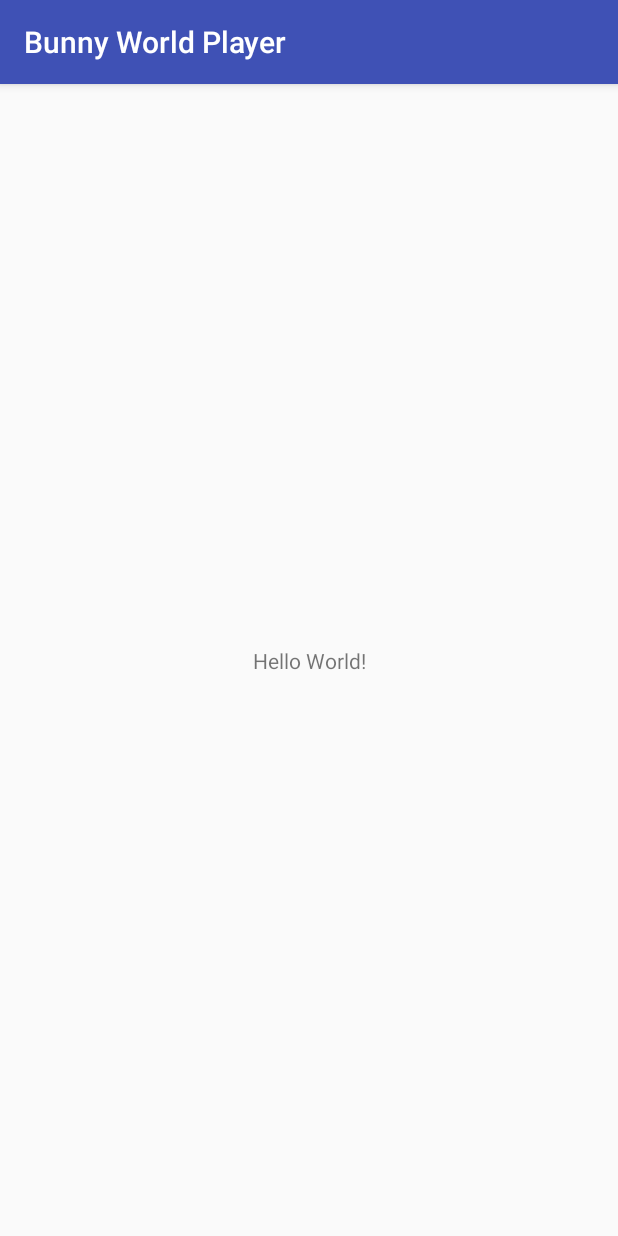
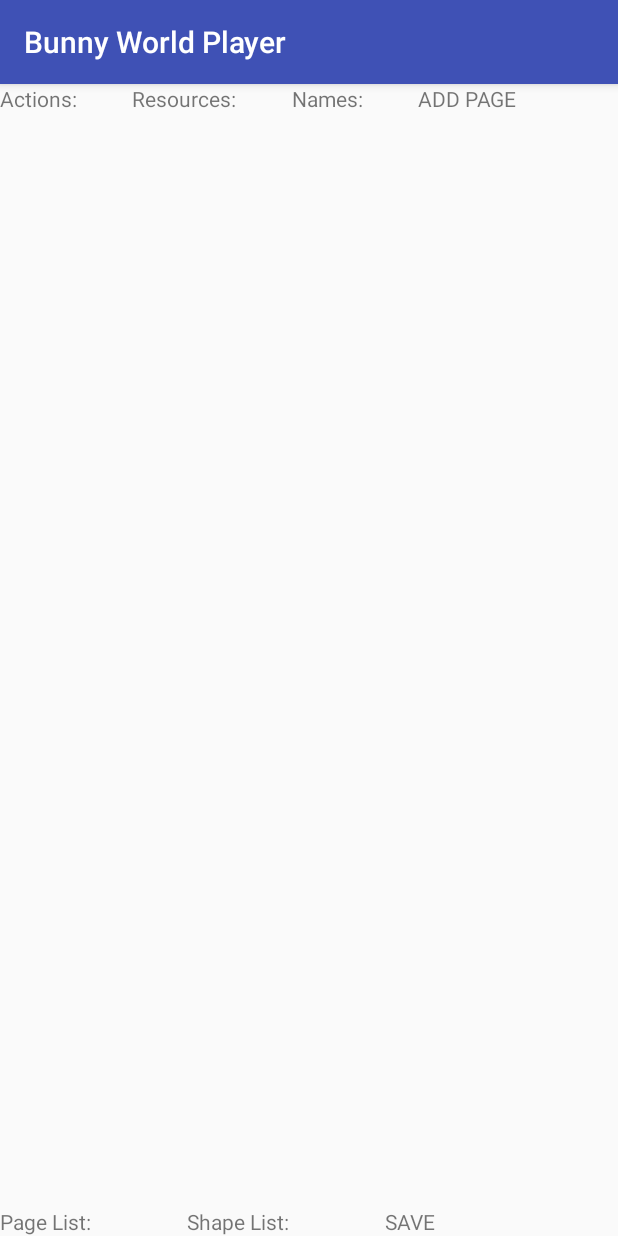
Before and after one commit to scrollingfall/AndroidGameProject, an Android app: the screen it shows after launch (MainActivity), on a phone screen of 412 x 824 dp. Run offline under Robolectric (Android 15) with nearby library versions, the phone set to English and light mode, and no system bars.

Commit message:
Started xml
rough layout

```diff
--- a/app/src/main/res/layout/activity_main.xml
+++ b/app/src/main/res/layout/activity_main.xml
@@ -1,18 +1,80 @@
 <?xml version="1.0" encoding="utf-8"?>
-<android.support.constraint.ConstraintLayout xmlns:android="http://schemas.android.com/apk/res/android"
-    xmlns:app="http://schemas.android.com/apk/res-auto"
+<RelativeLayout xmlns:android="http://schemas.android.com/apk/res/android"
+    android:orientation="horizontal"
     xmlns:tools="http://schemas.android.com/tools"
     android:layout_width="match_parent"
     android:layout_height="match_parent"
     tools:context="edu.stanford.cs108.bunnyworldplayer.MainActivity">
 
-    <TextView
-        android:layout_width="wrap_content"
+    <GridLayout
+        android:layout_width="match_parent"
         android:layout_height="wrap_content"
-        android:text="Hello World!"
-        app:layout_constraintBottom_toBottomOf="parent"
-        app:layout_constraintLeft_toLeftOf="parent"
-        app:layout_constraintRight_toRightOf="parent"
-        app:layout_constraintTop_toTopOf="parent" />
+        android:layout_alignParentTop="true"
+        android:layout_centerInParent="true"
+        android:columnCount="4"
+        android:rowCount="1"
+        android:id="@+id/top_grid">
+        <TextView
+            android:id="@+id/actions_list"
+            android:layout_width="wrap_content"
+            android:layout_height="wrap_content"
+            android:layout_columnWeight="1"
+            android:text="Actions: "/>
+        <TextView
+            android:id="@+id/resources_list"
+            android:layout_width="wrap_content"
+            android:layout_height="wrap_content"
+            android:layout_columnWeight="1"
+            android:text="Resources: "/>
+        <TextView
+            android:id="@+id/names_list"
+            android:layout_width="wrap_content"
+            android:layout_height="wrap_content"
+            android:layout_columnWeight="1"
+            android:text="Names: "/>
+        <TextView
+            android:id="@+id/add_page_btn"
+            android:layout_width="wrap_content"
+            android:layout_height="wrap_content"
+            android:layout_columnWeight="2"
+            android:text="ADD PAGE"/>
+    </GridLayout>
 
-</android.support.constraint.ConstraintLayout>
+    <GridLayout
+        android:layout_width="match_parent"
+        android:layout_height="wrap_content"
+        android:layout_centerInParent="true"
+        android:columnCount="2"
+        android:rowCount="1">
+
+    </GridLayout>
+
+    <GridLayout
+        android:layout_width="match_parent"
+        android:layout_height="wrap_content"
+        android:layout_alignParentBottom="true"
+        android:layout_centerInParent="true"
+        android:columnCount="3"
+        android:rowCount="1"
+        android:id="@+id/bottom_grid">
+        <TextView
+            android:id="@+id/page_list"
+            android:layout_width="wrap_content"
+            android:layout_height="wrap_content"
+            android:layout_columnWeight="1"
+            android:text="Page List: "/>
+        <TextView
+            android:id="@+id/shape_list"
+            android:layout_width="wrap_content"
+            android:layout_height="wrap_content"
+            android:layout_columnWeight="1"
+            android:text="Shape List: "/>
+        <TextView
+            android:id="@+id/save_btn"
+            android:layout_width="wrap_content"
+            android:layout_height="wrap_content"
+            android:layout_columnWeight="2"
+            android:text="SAVE"/>
+    </GridLayout>
+
+</RelativeLayout>
```
